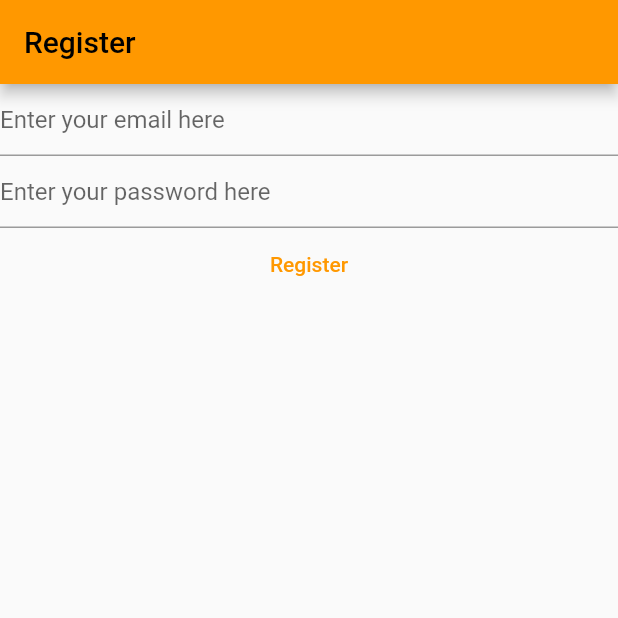
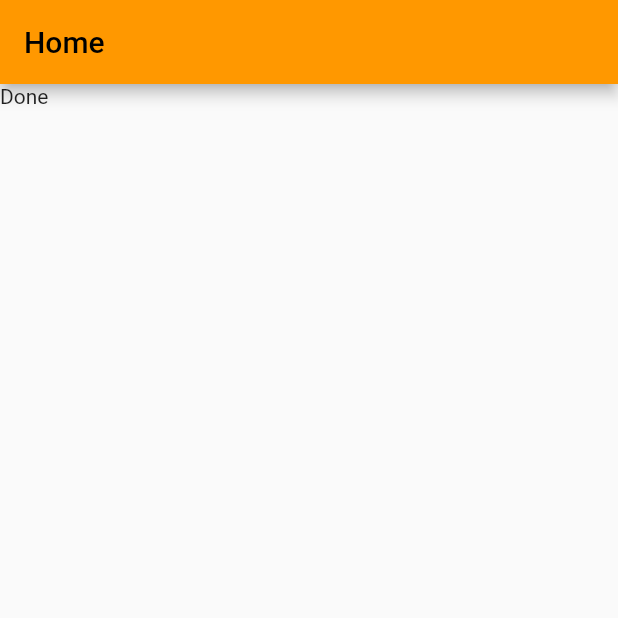
Before and after one commit to mrghevariya106/mywaylearn, a Flutter app: the screen it shows after launch, on a phone screen of 412 x 824 dp, the top half of it. Run offline on Flutter 3.47's test engine with Material 2 defaults, Android fonts, the phone set to English and light mode, and no system bars; our stand-ins replace firebase_auth, firebase_core; missing offline and left inert: cloud_firestore_web, firebase_analytics_web, firebase_auth_web, firebase_core_web; accounts and stored records are empty.

Commit message:
verification mail start

```diff
--- a/lib/main.dart
+++ b/lib/main.dart
@@ -1,8 +1,9 @@
+// ignore_for_file: avoid_print
+import 'package:firebase_auth/firebase_auth.dart';
 import 'package:firebase_core/firebase_core.dart';
 import 'package:flutter/material.dart';
-import 'package:firebase_auth/firebase_auth.dart';
+import 'package:mywaylearn/firebase_options.dart';
 import 'package:mywaylearn/view/login_view.dart';
-import 'firebase_options.dart';
 
 void main() {
   WidgetsFlutterBinding.ensureInitialized();
@@ -11,40 +12,18 @@ void main() {
     theme: ThemeData(
       primarySwatch: Colors.orange,
     ),
-    home: const RegisterView(),
-    // home: const LoginView(),
+    // home: const RegisterView(),
+    home: const HomePage(),
   ));
 }
 
-class RegisterView extends StatefulWidget {
-  const RegisterView({Key? key}) : super(key: key);
-
-  @override
-  State<RegisterView> createState() => _RegisterViewState();
-}
-
-class _RegisterViewState extends State<RegisterView> {
-  late final TextEditingController _email;
-  late final TextEditingController _password;
-
-  @override
-  void initState() {
-    _email = TextEditingController();
-    _password = TextEditingController();
-    super.initState();
-  }
-
-  @override
-  void dispose() {
-    _email.dispose();
-    _password.dispose();
-    super.dispose();
-  }
+class HomePage extends StatelessWidget {
+  const HomePage({ Key? key }) : super(key: key);
 
   @override
   Widget build(BuildContext context) {
     return Scaffold(
-      appBar: AppBar(title: const Text('Register')),
+      appBar: AppBar(title: const Text('Home')),
       body: FutureBuilder(
         future: Firebase.initializeApp(
           options: DefaultFirebaseOptions.currentPlatform,
@@ -52,48 +31,14 @@ class _RegisterViewState extends State<RegisterView> {
         builder: (context, snapshot) {
           switch (snapshot.connectionState) {
             case ConnectionState.done:
-              return Column(
-                children: [
-                  TextField(
-                    controller: _email,
-                    enableSuggestions: false,
-                    autocorrect: false,
-                    keyboardType: TextInputType.emailAddress,
-                    decoration: const InputDecoration(
-                      hintText: 'Enter your email here',
-                    ),
-                  ),
-                  TextField(
-                    controller: _password,
-                    obscureText: true,
-                    enableSuggestions: false,
-                    autocorrect: false,
-                    decoration: const InputDecoration(
-                      hintText: 'Enter your password here',
-                    ),
-                  ),
-                  TextButton(
-                    onPressed: () async {
-                      final email = _email.text;
-                      final password = _password.text;
-                      try{
-                        final userCredential = await FirebaseAuth.instance.createUserWithEmailAndPassword(email: email, password: password);
-                        print(userCredential);
-                      } on FirebaseAuthException catch (e) {
-                        print(e.code);
-                        if(e.code == 'weak-password') {
-                          print('To Weak Password.');
-                        } else if (e.code == 'email-already-in-use') {
-                          print('Email alredy in use. Please try with a different email.');
-                        } else if (e.code == 'invalid-email') {
-                          print('Invalid Email Address');
-                        }
-                      }
-                    },
-                    child: const Text('Register'),
-                  ),
-                ],
-              );
+              final user = FirebaseAuth.instance.currentUser;
+              final emailVerified = user?.emailVerified ?? false;
+              if (emailVerified) {
+                print('You are verified user');
+              } else {
+                print('You are not verified user, Please verify your email.');
+              }
+              return const Text('Done');
             default:
               return const Text('Loading.....!!!');
           }
```
Also changed, not shown: lib/view/register_view.dart (added, +91 -0 lines).
